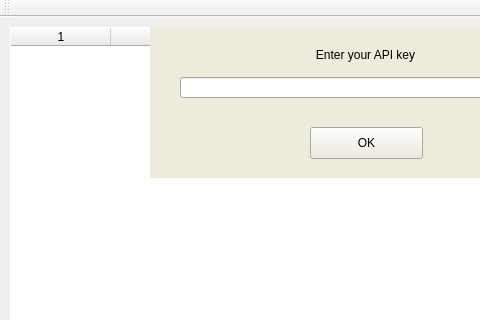
Old version of the form mainwindow.ui in the repository momplease/image-compresser; both pictures show x 0 to 480 and y 0 to 320 of the 720 by 483 pixel window.
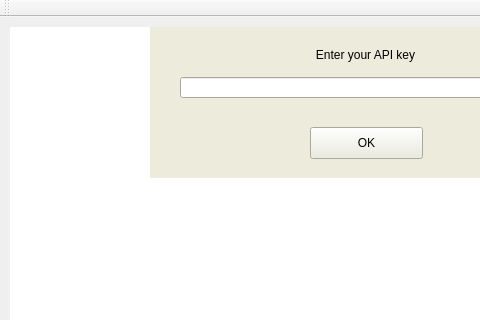
New version of the form.

Commit message: Work on model for table view started

The edit to the form file:
```diff
--- a/mainwindow.ui
+++ b/mainwindow.ui
@@ -48,7 +48,7 @@
      <string>Select</string>
     </property>
    </widget>
-   <widget class="QTableWidget" name="imageInfoHolder">
+   <widget class="QTableView" name="imageInfoView">
     <property name="enabled">
      <bool>true</bool>
     </property>
@@ -69,14 +69,6 @@
     <property name="frameShadow">
      <enum>QFrame::Raised</enum>
     </property>
-    <property name="rowCount">
-     <number>0</number>
-    </property>
-    <property name="columnCount">
-     <number>2</number>
-    </property>
-    <column/>
-    <column/>
    </widget>
    <widget class="QProgressBar" name="compressProgressBar">
     <property name="geometry">
```
Left out of the diff: 2 changed lines with no effect on the pictures. The commit also changes 14 other files.
